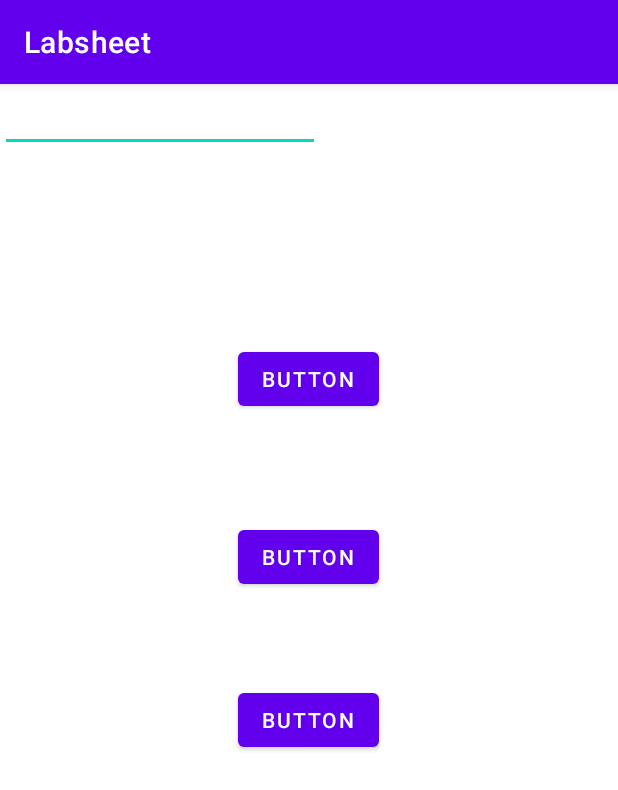
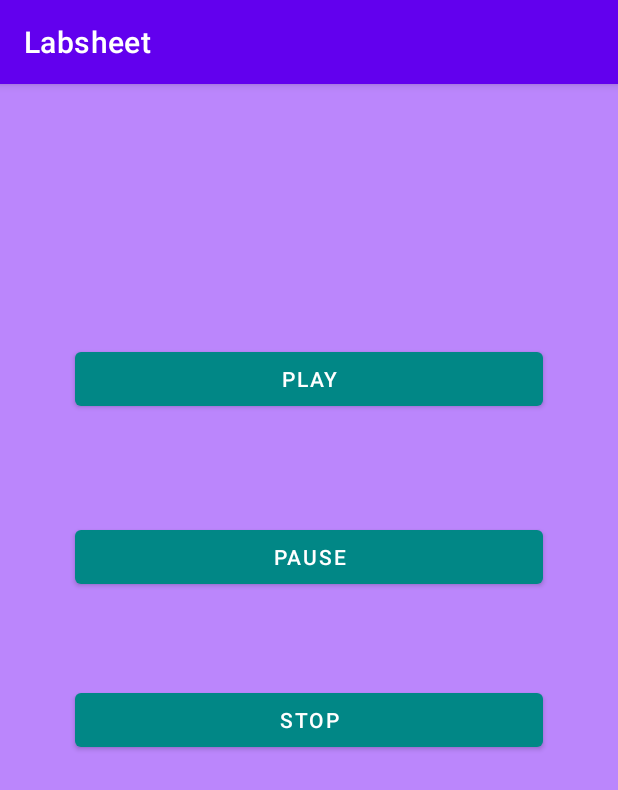
Before and after one commit to pavithrameddaduwage/LABSHEET, an Android app: the screen it shows after launch (MainActivity), on a phone screen of 412 x 824 dp. Shown: the top 790 px of the screen. Run offline under Robolectric (Android 15) with nearby library versions, the phone set to English and light mode, and no system bars.

Commit message:
labsheet

```diff
--- a/app/src/main/java/com/example/labsheet/MainActivity.java
+++ b/app/src/main/java/com/example/labsheet/MainActivity.java
@@ -4,13 +4,45 @@ import androidx.appcompat.app.AppCompatActivity;
 
 import android.os.Bundle;
 
+import androidx.appcompat.app.AppCompatActivity;
+
+import android.media.MediaPlayer;
+import android.os.Bundle;
+import android.view.View;
+
 public class MainActivity extends AppCompatActivity {
-
+    MediaPlayer mediaplayer;
     @Override
     protected void onCreate(Bundle savedInstanceState) {
         super.onCreate(savedInstanceState);
         setContentView(R.layout.activity_main);
     }
+    public void play(View view)
+    {
+        if(mediaplayer==null)
+        {
+            mediaplayer=MediaPlayer.create(getApplicationContext(),R.raw.song);
+            mediaplayer.start();
+        }
+        else
+        {
+            mediaplayer.start();
+        }
+    }
 
+    public void pause(View view)
+    {
+        if(mediaplayer!=null)
+        {
+            mediaplayer.pause();
+        }
 
+    }
+
+    public void stop(View view)
+    {
+        mediaplayer.release();
+        mediaplayer=null;
+
+    }
 }
--- a/app/src/main/res/layout/activity_main.xml
+++ b/app/src/main/res/layout/activity_main.xml
@@ -4,63 +4,65 @@
     xmlns:tools="http://schemas.android.com/tools"
     android:layout_width="match_parent"
     android:layout_height="match_parent"
+    android:background="@color/purple_200"
     tools:context=".MainActivity">
 
     <Button
         android:id="@+id/button"
-        android:layout_width="wrap_content"
+        android:layout_width="0dp"
         android:layout_height="wrap_content"
-        android:layout_marginStart="158dp"
-        android:layout_marginLeft="158dp"
+        android:layout_marginStart="50dp"
+        android:layout_marginLeft="50dp"
         android:layout_marginTop="174dp"
-        android:layout_marginEnd="159dp"
-        android:layout_marginRight="159dp"
+        android:layout_marginEnd="50dp"
+        android:layout_marginRight="50dp"
         android:layout_marginBottom="35dp"
-        android:text="Button"
+        android:onClick="play"
+        android:text="@string/button"
+        app:backgroundTint="@color/teal_700"
         app:layout_constraintBottom_toTopOf="@+id/button2"
         app:layout_constraintEnd_toEndOf="parent"
+        app:layout_constraintHorizontal_bias="0.0"
         app:layout_constraintStart_toStartOf="parent"
-        app:layout_constraintTop_toTopOf="parent" />
+        app:layout_constraintTop_toTopOf="parent"
+        tools:text="play" />
 
     <Button
         android:id="@+id/button2"
-        android:layout_width="wrap_content"
+        android:layout_width="0dp"
         android:layout_height="wrap_content"
-        android:layout_marginStart="158dp"
-        android:layout_marginLeft="158dp"
+        android:layout_marginStart="50dp"
+        android:layout_marginLeft="50dp"
         android:layout_marginTop="35dp"
-        android:layout_marginEnd="159dp"
-        android:layout_marginRight="159dp"
+        android:layout_marginEnd="50dp"
+        android:layout_marginRight="50dp"
         android:layout_marginBottom="39dp"
-        android:text="Button"
+        android:onClick="pause"
+        android:text="@string/button2"
+        app:backgroundTint="@color/teal_700"
         app:layout_constraintBottom_toTopOf="@+id/button3"
         app:layout_constraintEnd_toEndOf="parent"
         app:layout_constraintStart_toStartOf="parent"
-        app:layout_constraintTop_toBottomOf="@+id/button" />
+        app:layout_constraintTop_toBottomOf="@+id/button"
+        tools:text="pause" />
 
     <Button
         android:id="@+id/button3"
-        android:layout_width="wrap_content"
+        android:layout_width="0dp"
         android:layout_height="wrap_content"
-        android:layout_marginStart="158dp"
-        android:layout_marginLeft="158dp"
+        android:layout_marginStart="50dp"
+        android:layout_marginLeft="50dp"
         android:layout_marginTop="21dp"
-        android:layout_marginEnd="159dp"
-        android:layout_marginRight="159dp"
+        android:layout_marginEnd="50dp"
+        android:layout_marginRight="50dp"
         android:layout_marginBottom="322dp"
-        android:text="Button"
+        android:onClick="stop"
+        android:text="@string/button3"
+        app:backgroundTint="@color/teal_700"
         app:layout_constraintBottom_toBottomOf="parent"
         app:layout_constraintEnd_toEndOf="parent"
         app:layout_constraintStart_toStartOf="parent"
-        app:layout_constraintTop_toBottomOf="@+id/button2" />
-
-    <EditText
-        android:id="@+id/editTextDate2"
-        android:layout_width="wrap_content"
-        android:layout_height="wrap_content"
-        android:ems="10"
-        android:inputType="date"
-        tools:layout_editor_absoluteX="141dp"
-        tools:layout_editor_absoluteY="463dp" />
+        app:layout_constraintTop_toBottomOf="@+id/button2"
+        tools:text="stop" />
 
 </androidx.constraintlayout.widget.ConstraintLayout>
--- a/app/src/main/res/values/strings.xml
+++ b/app/src/main/res/values/strings.xml
@@ -1,3 +1,9 @@
 <resources>
     <string name="app_name">Labsheet</string>
+    <string name="stop">stop</string>
+    <string name="pause">pause</string>
+    <string name="play">play</string>
+    <string name="button3">stop</string>
+    <string name="button2">pause</string>
+    <string name="button">play</string>
 </resources>
```
Also changed, not shown: 1 other file.
